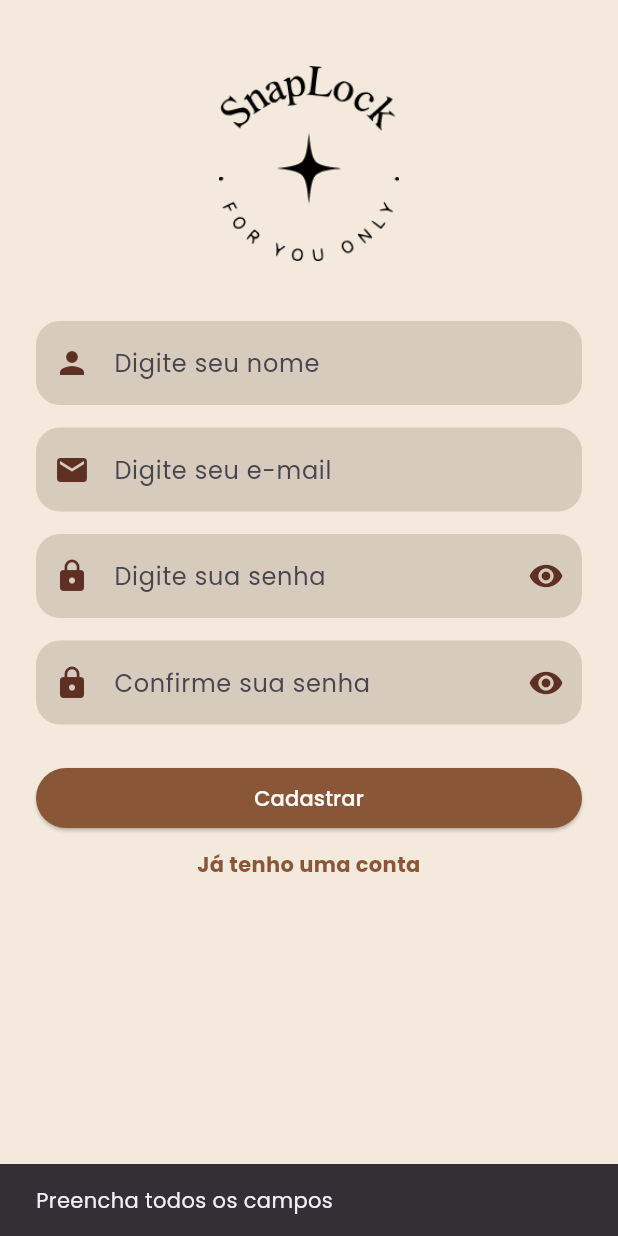
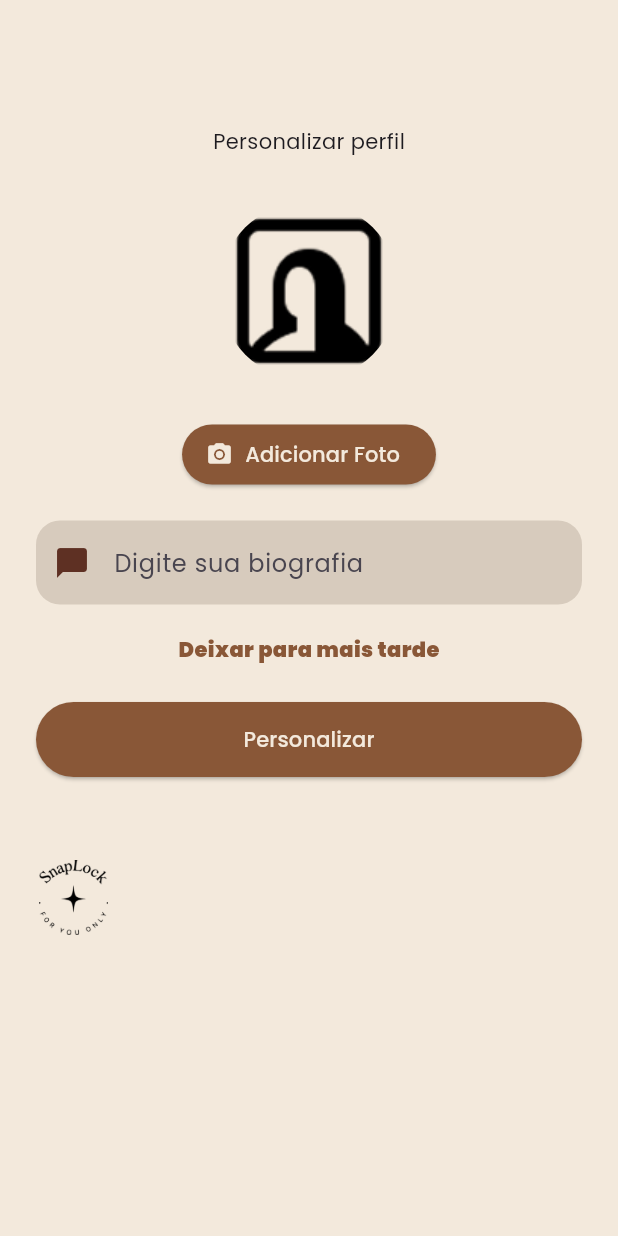
Before and after one commit to llomarques/SnapLock-0.1, a Flutter app: the CadastroPage screen opened directly, after a tap on "Cadastrar", on a phone screen of 412 x 824 dp. Run offline on Flutter 3.47's test engine with Material 3 defaults, Android fonts, the phone set to English and light mode, and no system bars; our stand-ins replace carousel_slider, google_fonts, image_picker.

Commit message:
Tela de personalizar perfil concluida

```diff
--- a/lib/frontend/cadastro_page.dart
+++ b/lib/frontend/cadastro_page.dart
@@ -1,4 +1,5 @@
 import 'package:flutter/material.dart';
+import 'personalizarPerfil_page.dart';
 
 class CadastroPage extends StatefulWidget {
   const CadastroPage({super.key});
@@ -52,6 +53,13 @@ class _CadastroPageState extends State<CadastroPage> {
     }
 
     // Aqui pode adicionar a lógica real de cadastro.
+  }
+
+  void personalizarPerfil() {
+    Navigator.push(
+      context,
+      MaterialPageRoute(builder: (context) => const personalizarPerfilPage()),
+    );
   }
 
   @override
@@ -189,7 +197,9 @@ class _CadastroPageState extends State<CadastroPage> {
             ),
             const SizedBox(height: 25),
             ElevatedButton.icon(
-              onPressed: cadastrar,
+              onPressed: () {
+                personalizarPerfil();
+              },
               style: ElevatedButton.styleFrom(
                 backgroundColor: const Color(0xFF895737),
                 foregroundColor: Colors.white,
--- /dev/null
+++ b/lib/frontend/feed_page.dart
@@ -0,0 +1 @@
+import 'package:flutter/material.dart';
--- a/lib/frontend/login_page.dart
+++ b/lib/frontend/login_page.dart
@@ -132,6 +132,7 @@ class _LoginPageState extends State<LoginPage> {
                   'Esqueceu a senha?',
                   style: TextStyle(
                     color: Color(0xFF895737),
+                    fontWeight: FontWeight.w900
                   ),
                 ),
               ),
--- /dev/null
+++ b/lib/frontend/personalizarPerfil_page.dart
@@ -0,0 +1,141 @@
+import 'package:flutter/material.dart';
+import 'package:image_picker/image_picker.dart';
+import 'dart:typed_data';
+
+class personalizarPerfilPage extends StatefulWidget {
+  const personalizarPerfilPage({super.key});
+
+  @override
+  State<personalizarPerfilPage> createState() => _personalizarPerfilPage();
+}
+
+class _personalizarPerfilPage extends State<personalizarPerfilPage> {
+  final TextEditingController biografiaController = TextEditingController();
+
+  final ImagePicker picker = ImagePicker();
+
+  Uint8List? fotoPerfil;
+
+  Future<void> escolherDaGaleria() async {
+    final XFile? imagem = await picker.pickImage(
+      source: ImageSource.gallery,
+    );
+
+    if (imagem == null) {
+      return;
+    }
+
+    final bytes = await imagem.readAsBytes();
+
+    if (!mounted) {
+      return;
+    }
+
+    setState(() {
+      fotoPerfil = bytes;
+    });
+  }
+
+  @override
+  Widget build(BuildContext context) {
+    return Scaffold(
+      backgroundColor: Color(0xFFF3E9DC),
+      body: SingleChildScrollView(
+        padding: const EdgeInsets.all(24),
+        child: Column(
+          mainAxisAlignment: MainAxisAlignment.start,
+          children: [
+            const SizedBox(
+              height: 60,
+            ),
+            Text('Personalizar perfil'),
+            const SizedBox(
+              height: 30,
+            ),
+            CircleAvatar(
+              radius: 60,
+              backgroundColor:
+                  Colors.transparent, // Ajuste a cor de fundo se necessário
+              backgroundImage: fotoPerfil != null
+                  ? MemoryImage(fotoPerfil!)
+                  : const AssetImage('assets/images/monalisaPerfil.png')
+                      as ImageProvider,
+            ),
+            const SizedBox(
+              height: 25,
+            ),
+            ElevatedButton.icon(
+              onPressed: escolherDaGaleria,
+              icon: const Icon(Icons.camera_alt),
+              label: const Text("Adicionar Foto"),
+              style: ElevatedButton.styleFrom(
+                backgroundColor: const Color(0xFF895737),
+                foregroundColor: Color(0xFFF3E9DC),
+              ),
+            ),
+            const SizedBox(
+              height: 20,
+            ),
+            TextField(
+              controller: biografiaController,
+              decoration: InputDecoration(
+                filled: true,
+                fillColor: const Color(0xFFD7CBBD),
+                hintText: 'Digite sua biografia',
+                prefixIcon: const Icon(
+                  Icons.chat_bubble,
+                  color: Color(0xFF5E3023),
+                ),
+                border: OutlineInputBorder(
+                  borderRadius: BorderRadius.circular(16),
+                  borderSide: BorderSide.none,
+                ),
+                focusedBorder: OutlineInputBorder(
+                  borderRadius: BorderRadius.circular(16),
+                  borderSide: BorderSide.none,
+                ),
+              ),
+            ),
+            const SizedBox(
+              height: 20,
+            ),
+            Align(
+              alignment: Alignment.center,
+              child: GestureDetector(
+                onTap: () {},
+                child: const Text(
+                  'Deixar para mais tarde',
+                  style: TextStyle(
+                      color: Color(0xFF895737), fontWeight: FontWeight.w900),
+                ),
+              ),
+            ),
+            const SizedBox(
+              height: 25,
+            ),
+            ElevatedButton(
+              onPressed: () {},
+              style: ElevatedButton.styleFrom(
+                backgroundColor: const Color(0xFF895737),
+                foregroundColor: Color(0xFFF3E9DC),
+                minimumSize: const Size.fromHeight(50),
+              ),
+              child: const Text('Personalizar'),
+            ),
+            const SizedBox(
+              height: 55
+            ),
+            Align(
+              alignment: Alignment.topLeft,
+              child: Image.asset(
+                'assets/images/logo.png',
+                width: 50,
+                height: 50,
+              ),
+            ),
+          ],
+        ),
+      ),
+    );
+  }
+}
--- a/pubspec.yaml
+++ b/pubspec.yaml
@@ -26,3 +26,4 @@ flutter:
 
   assets:
     - assets/images/logo.png
+    - assets/images/monalisaPerfil.png
```
Also changed, not shown: assets/images/monalisaPerfil.png (added).
